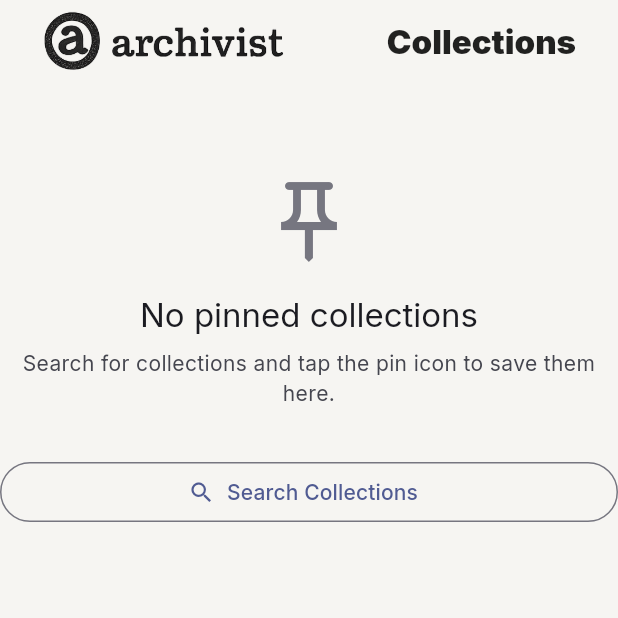
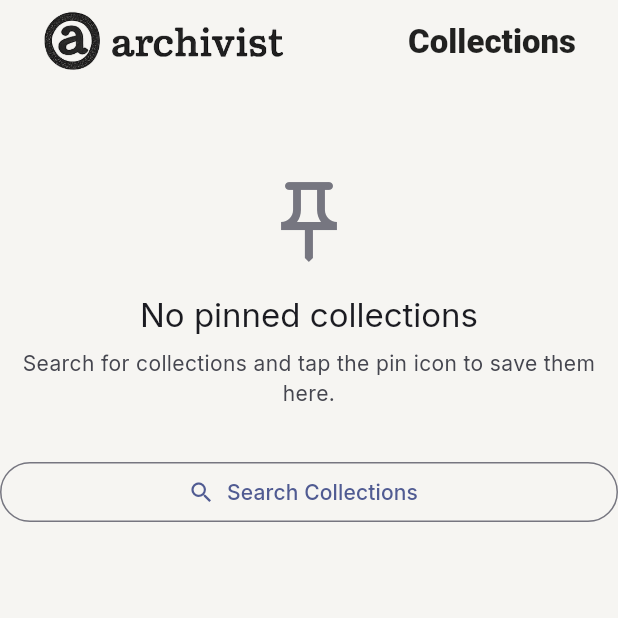
Before and after one commit to boblothian/archivist, a Flutter app: the screen it shows after launch, item 4 of the bottom bar chosen, on a phone screen of 412 x 824 dp, the top half of it. Run offline on Flutter 3.47's test engine with Material 3 defaults, Android fonts, the phone set to English and light mode, and no system bars; our stand-ins replace cached_network_image, chewie, cloud_firestore, connectivity_plus, dio, fade_shimmer and 12 more; missing offline and left inert: android_intent_plus, audio_session, flutter_chrome_cast, flutter_pdfview, media_cast_dlna; accounts and stored records are empty; network calls fail.

Commit message:
Fixed thumbs in favourites. Videos only open with in app player now

```diff
--- a/lib/screens/favourites_screen.dart
+++ b/lib/screens/favourites_screen.dart
@@ -312,9 +312,9 @@ class _GridBodyState extends State<_GridBody>
           padding: const EdgeInsets.all(8),
           gridDelegate: SliverGridDelegateWithFixedCrossAxisCount(
             crossAxisCount: crossAxisCount,
-            childAspectRatio: 0.72,
-            crossAxisSpacing: 8,
-            mainAxisSpacing: 8,
+            childAspectRatio: 0.6,
+            crossAxisSpacing: 16,
+            mainAxisSpacing: 16,
           ),
           itemCount: widget.items.length,
           itemBuilder: (context, i) {
--- a/lib/theme/app_theme.dart
+++ b/lib/theme/app_theme.dart
@@ -59,10 +59,19 @@ class AppTheme {
       scaffoldBackgroundColor: isLight ? AppColours.lightBg : AppColours.darkBg,
       textTheme: textTheme,
       appBarTheme: AppBarTheme(
-        backgroundColor: colorScheme.surface,
+        backgroundColor: // match your real scaffold background
+            isLight ? AppColours.lightBg : AppColours.darkBg,
+
+        surfaceTintColor: Colors.transparent, // prevent M3 tinting
         foregroundColor: colorScheme.onSurface,
         elevation: 0,
         centerTitle: true,
+
+        titleTextStyle: GoogleFonts.merriweatherSans(
+          fontSize: 20,
+          fontWeight: FontWeight.w300,
+          color: colorScheme.onSurface,
+        ),
       ),
       // Your Flutter version wants CardThemeData here.
       cardTheme: CardThemeData(
```
Also changed, not shown: lib/screens/home_page_screen.dart (+5 -2 lines), lib/widgets/video_chooser.dart (+8 -38 lines).
